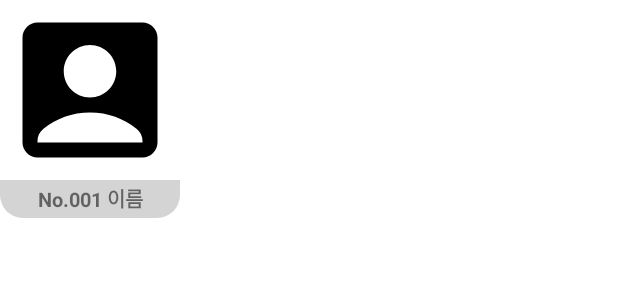
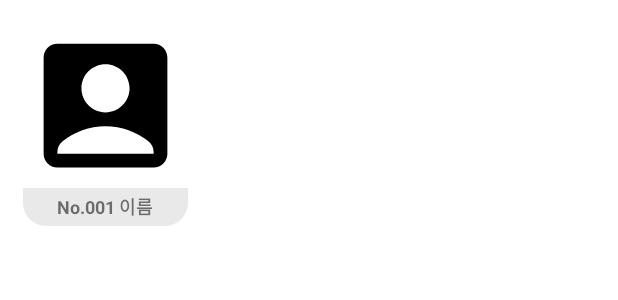
Before and after one commit to Pokemon-Encyclopedia/Android_open_api, an Android app: the layout pokemon_item.xml on its own in the app's theme, with its tools: preview values and no code run, on a phone screen of 412 x 824 dp. Shown: the top 300 px of the screen. Run offline under Robolectric (Android 15) with nearby library versions, the phone set to English and light mode, and no system bars.

Commit message:
:lipstick: 포켓몬 아이템 투명도 조절, recyclerview item 투명도 조절

```diff
--- a/app/src/main/res/drawable/poke_img_bg.xml
+++ b/app/src/main/res/drawable/poke_img_bg.xml
@@ -1,6 +1,6 @@
 <?xml version="1.0" encoding="utf-8"?>
 <shape xmlns:android="http://schemas.android.com/apk/res/android">
     <size android:height="140dp" android:width="140dp"/>
-    <solid android:color="@color/white"/>
+    <solid android:color="#80FFFFFF"/>
     <corners android:topLeftRadius="15dp" android:topRightRadius="15dp"/>
 </shape>
--- a/app/src/main/res/drawable/poke_name_bg.xml
+++ b/app/src/main/res/drawable/poke_name_bg.xml
@@ -1,6 +1,6 @@
 <?xml version="1.0" encoding="utf-8"?>
 <shape xmlns:android="http://schemas.android.com/apk/res/android">
     <size android:width="140dp" android:height="25dp"/>
-    <solid android:color="#D4D4D4"/>
+    <solid android:color="#80D4D4D4"/>
     <corners android:bottomLeftRadius="15dp" android:bottomRightRadius="15dp"/>
 </shape>
--- a/app/src/main/res/layout/pokemon_item.xml
+++ b/app/src/main/res/layout/pokemon_item.xml
@@ -3,23 +3,24 @@
     xmlns:android="http://schemas.android.com/apk/res/android"
     android:layout_width="wrap_content"
     android:layout_height="wrap_content"
+    android:layout_margin="15dp"
     android:orientation="vertical">
 
     <ImageView
         android:id="@+id/image"
-        android:layout_width="120dp"
-        android:layout_height="120dp"
+        android:layout_width="110dp"
+        android:layout_height="110dp"
         android:background="@drawable/poke_img_bg"
         android:src="@drawable/ic_baseline_account_box_24"/>
 
     <TextView
         android:id="@+id/name"
-        android:layout_width="120dp"
+        android:layout_width="110dp"
         android:layout_height="wrap_content"
         android:text="No.001 이름"
         android:maxLines="1"
         android:ellipsize="end"
-        android:textSize="13sp"
+        android:textSize="12sp"
         android:textStyle="bold"
         android:background="@drawable/poke_name_bg"
         android:gravity="center" />
--- a/app/src/main/res/values/themes.xml
+++ b/app/src/main/res/values/themes.xml
@@ -10,7 +10,7 @@
         <item name="colorSecondaryVariant">@color/teal_700</item>
         <item name="colorOnSecondary">@color/black</item>
         <!-- Status bar color. -->
-        <item name="android:statusBarColor">@color/white</item>
+        <item name="android:statusBarColor">#DBF8FF</item>
         <!-- Customize your theme here. -->
         <item name="windowActionBar">false</item>
         <item name="windowNoTitle">true</item>
```
Also changed, not shown: app/src/main/java/com/example/pokemonencyclopedia/adapter/SpacesItemDecoration.kt (added, +19 -0 lines).
